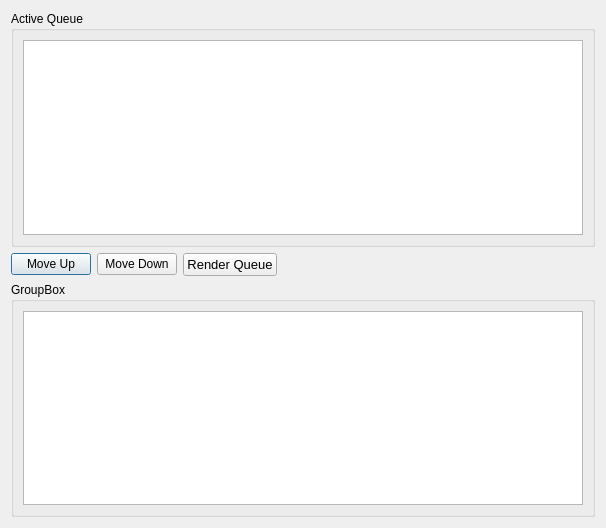
The window that bb_python/bbRenderBoxx/ui/bbRenderBoxx_queue_UI.ui (Chicane5/ByteBoxx) describes before a commit, drawn with Qt 5.
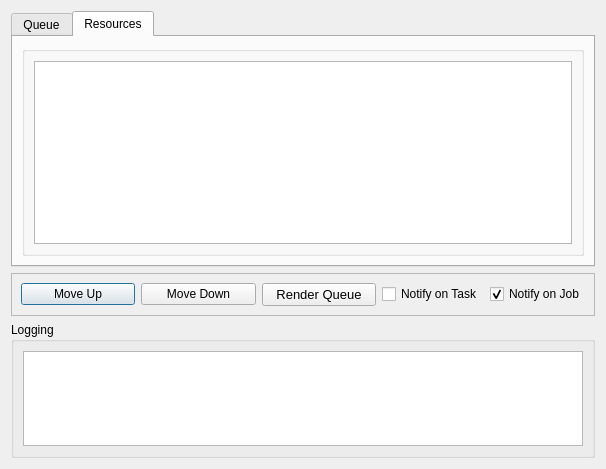
The same window after the commit. The open tabs and pages were chosen to show the change.

```diff
--- a/bb_python/bbRenderBoxx/ui/bbRenderBoxx_queue_UI.ui
+++ b/bb_python/bbRenderBoxx/ui/bbRenderBoxx_queue_UI.ui
@@ -7,17 +7,27 @@
     <x>0</x>
     <y>0</y>
     <width>606</width>
-    <height>528</height>
+    <height>469</height>
    </rect>
   </property>
   <property name="windowTitle">
    <string>ByteBoxx:RENDERBOXX::queue v1.01</string>
   </property>
+  <layout class="QVBoxLayout" name="verticalLayout_6">
+   <item>
+    <widget class="QTabWidget" name="tabWidget">
+     <property name="currentIndex">
+      <number>0</number>
+     </property>
+     <widget class="QWidget" name="tab_queue">
+      <attribute name="title">
+       <string>Queue</string>
+      </attribute>
   <layout class="QVBoxLayout" name="verticalLayout_3">
    <item>
     <widget class="QGroupBox" name="groupBox_queue">
      <property name="title">
-      <string>Active Queue</string>
+          <string/>
      </property>
      <layout class="QVBoxLayout" name="verticalLayout">
       <item>
@@ -26,7 +36,37 @@
      </layout>
     </widget>
    </item>
+      </layout>
+     </widget>
+     <widget class="QWidget" name="tab_res">
+      <attribute name="title">
+       <string>Resources</string>
+      </attribute>
+      <layout class="QVBoxLayout" name="verticalLayout_5">
    <item>
+        <widget class="QGroupBox" name="groupBox_2">
+         <property name="title">
+          <string/>
+         </property>
+         <layout class="QVBoxLayout" name="verticalLayout_4">
+          <item>
+           <widget class="QTableWidget" name="tableWidget_res"/>
+          </item>
+         </layout>
+        </widget>
+       </item>
+      </layout>
+     </widget>
+    </widget>
+   </item>
+   <item>
+    <widget class="QFrame" name="frame">
+     <property name="frameShape">
+      <enum>QFrame::StyledPanel</enum>
+     </property>
+     <property name="frameShadow">
+      <enum>QFrame::Raised</enum>
+     </property>
     <layout class="QHBoxLayout" name="horizontalLayout">
      <item>
       <widget class="QPushButton" name="pushButton_moveUp">
@@ -55,28 +95,83 @@
       </widget>
      </item>
      <item>
-      <spacer name="horizontalSpacer">
-       <property name="orientation">
-        <enum>Qt::Horizontal</enum>
-       </property>
-       <property name="sizeHint" stdset="0">
-        <size>
-         <width>228</width>
-         <height>20</height>
-        </size>
-       </property>
-      </spacer>
-     </item>
-    </layout>
+       <widget class="QCheckBox" name="checkBox_notifyTask">
+        <property name="sizePolicy">
+         <sizepolicy hsizetype="Maximum" vsizetype="Fixed">
+          <horstretch>0</horstretch>
+          <verstretch>0</verstretch>
+         </sizepolicy>
+        </property>
+        <property name="font">
+         <font>
+          <italic>false</italic>
+          <strikeout>false</strikeout>
+          <kerning>true</kerning>
+         </font>
+        </property>
+        <property name="text">
+         <string>Notify on Task</string>
+        </property>
+       </widget>
+      </item>
+      <item>
+       <widget class="QCheckBox" name="checkBox_notifyJob">
+        <property name="sizePolicy">
+         <sizepolicy hsizetype="Maximum" vsizetype="Fixed">
+          <horstretch>0</horstretch>
+          <verstretch>0</verstretch>
+         </sizepolicy>
+        </property>
+        <property name="text">
+         <string>Notify on Job</string>
+        </property>
+        <property name="checked">
+         <bool>true</bool>
+        </property>
+        <property name="tristate">
+         <bool>false</bool>
+        </property>
+       </widget>
+      </item>
+     </layout>
+    </widget>
    </item>
    <item>
     <widget class="QGroupBox" name="groupBox_logging">
+     <property name="sizePolicy">
+      <sizepolicy hsizetype="Preferred" vsizetype="Preferred">
+       <horstretch>0</horstretch>
+       <verstretch>0</verstretch>
+      </sizepolicy>
+     </property>
+     <property name="minimumSize">
+      <size>
+       <width>0</width>
+       <height>136</height>
+      </size>
+     </property>
+     <property name="maximumSize">
+      <size>
+       <width>16777215</width>
+       <height>136</height>
+      </size>
+     </property>
      <property name="title">
-      <string>GroupBox</string>
+      <string>Logging</string>
      </property>
      <layout class="QVBoxLayout" name="verticalLayout_2">
       <item>
-       <widget class="QTextEdit" name="textEdit_logging"/>
+       <widget class="QTextEdit" name="textEdit_logging">
+        <property name="maximumSize">
+         <size>
+          <width>16777215</width>
+          <height>16777215</height>
+         </size>
+        </property>
+        <property name="readOnly">
+         <bool>true</bool>
+        </property>
+       </widget>
       </item>
      </layout>
     </widget>
```
Left out of the diff: 2 changed lines with no effect on the pictures. Lines whose indentation alone changed are shown as unchanged.
